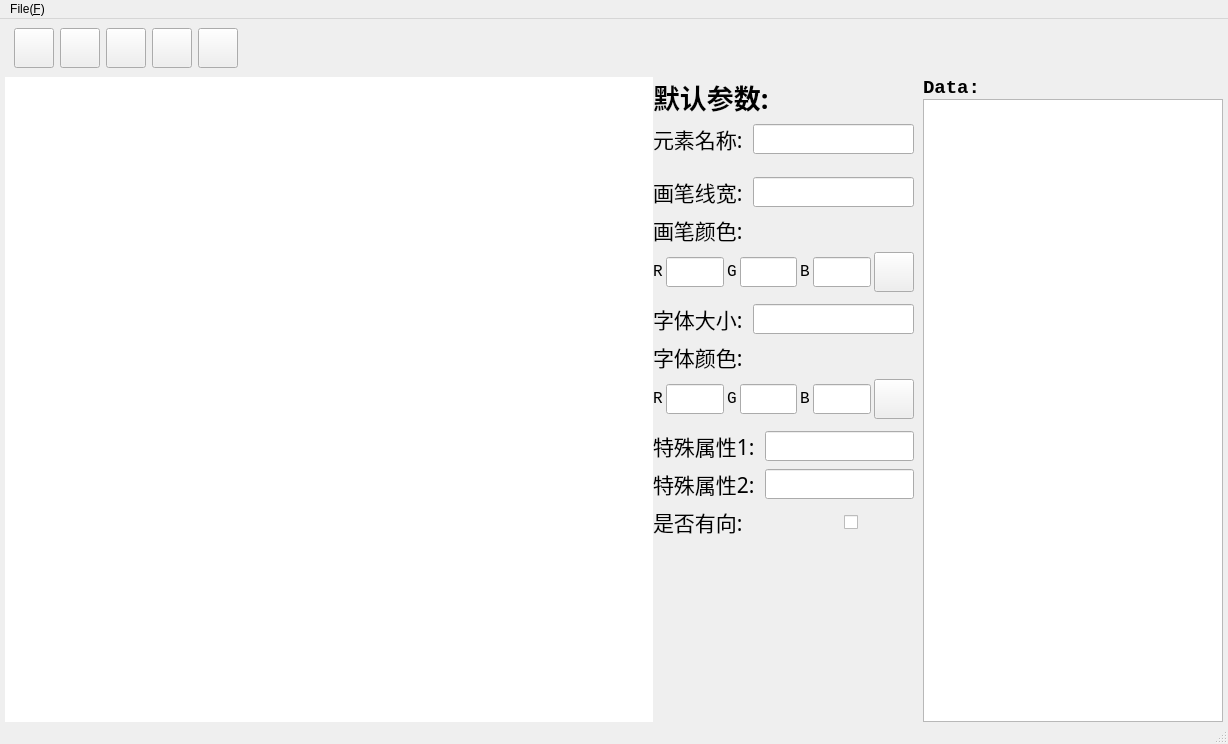
Before: the Qt Designer form mainwindow.ui in BC-driver/CSGrapher, drawn with Qt 5.
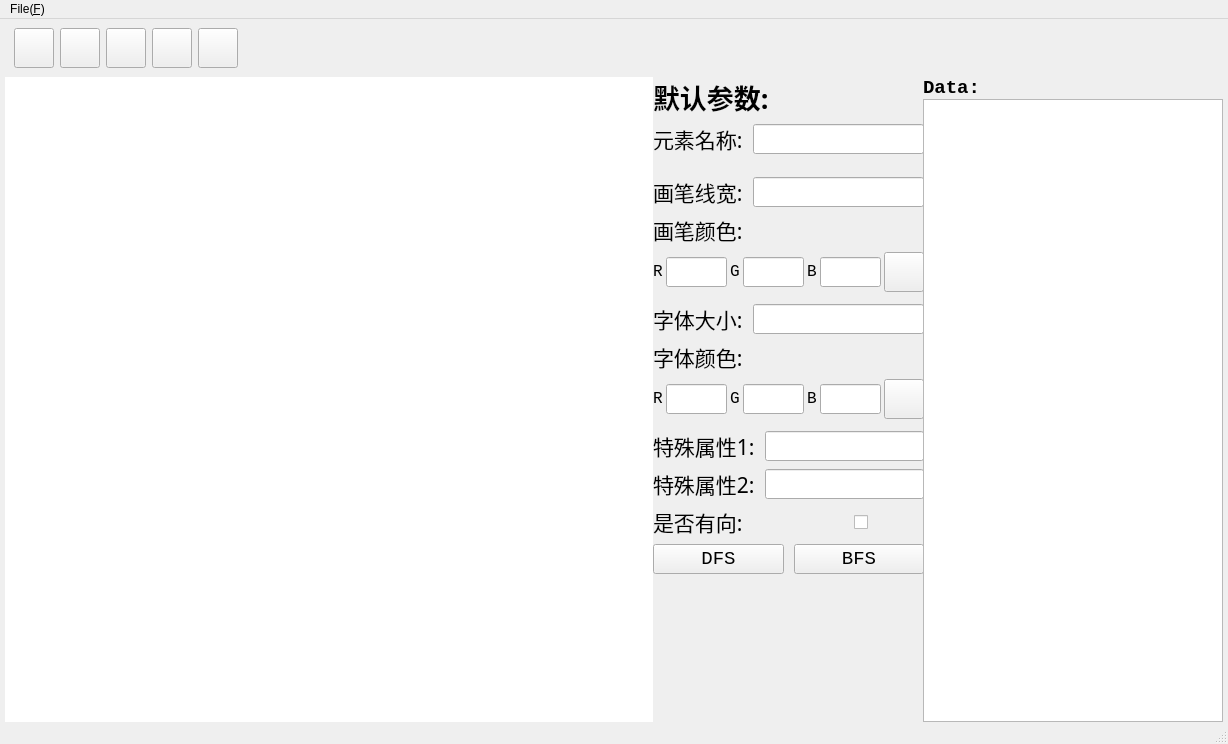
After: the same form once the commit is applied. Icons and pictures are not drawn. Custom widgets are drawn as their Qt base class.

The edit to the form file:
```diff
--- a/mainwindow.ui
+++ b/mainwindow.ui
@@ -297,7 +297,7 @@
            <rect>
             <x>0</x>
             <y>0</y>
-            <width>261</width>
+            <width>271</width>
             <height>631</height>
            </rect>
           </property>
@@ -940,6 +940,39 @@
              </item>
             </layout>
            </item>
+           <item>
+            <layout class="QHBoxLayout" name="searchLayout">
+             <property name="spacing">
+              <number>10</number>
+             </property>
+             <item>
+              <widget class="QPushButton" name="dfsButton">
+               <property name="font">
+                <font>
+                 <family>Consolas</family>
+                 <pointsize>14</pointsize>
+                </font>
+               </property>
+               <property name="text">
+                <string>DFS</string>
+               </property>
+              </widget>
+             </item>
+             <item>
+              <widget class="QPushButton" name="bfsButton">
+               <property name="font">
+                <font>
+                 <family>Consolas</family>
+                 <pointsize>14</pointsize>
+                </font>
+               </property>
+               <property name="text">
+                <string>BFS</string>
+               </property>
+              </widget>
+             </item>
+            </layout>
+           </item>
            <item>
             <spacer name="verticalSpacer_2">
              <property name="orientation">
```
